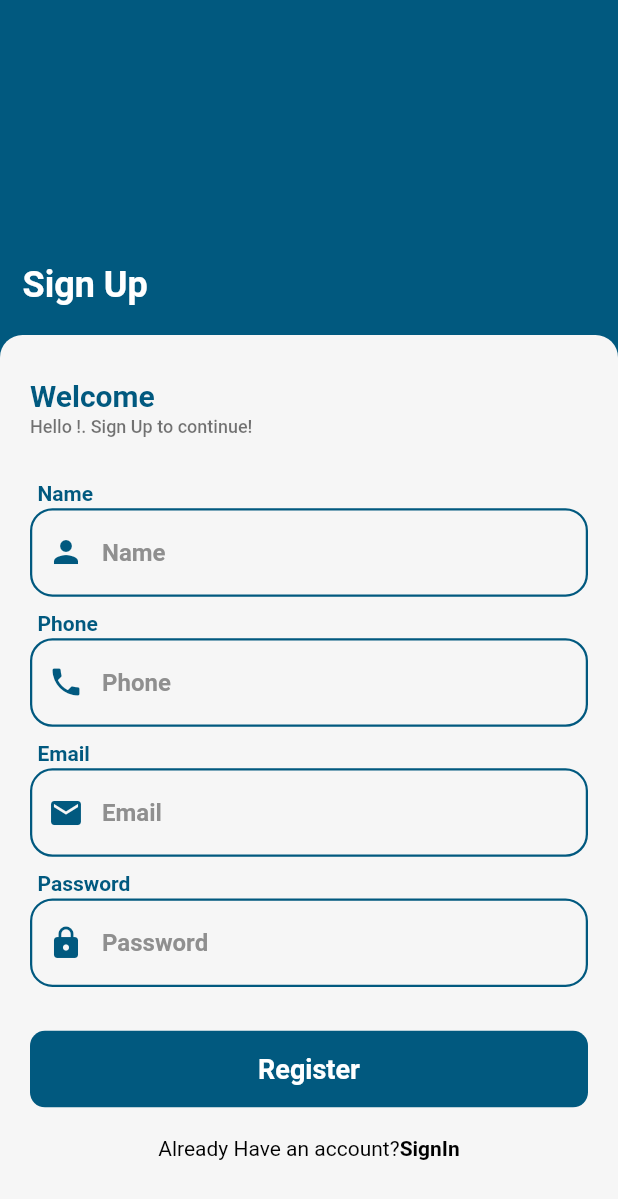
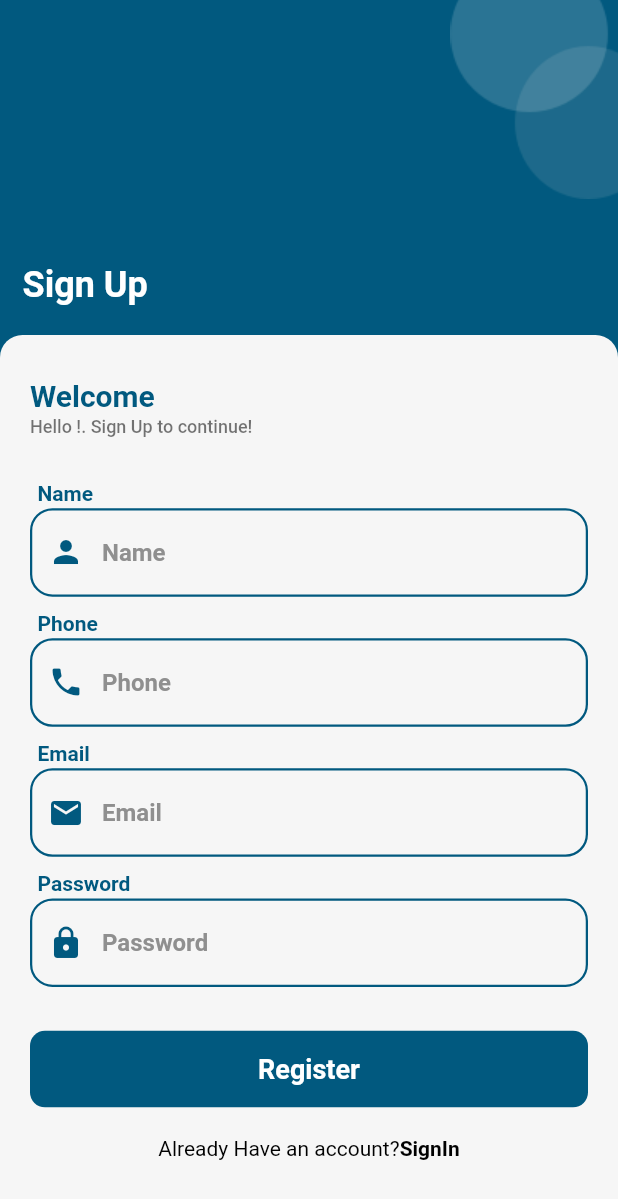
Before and after one commit to YousefSalahKassem/Brave-System, a Flutter app: the RegisterScreen screen opened by its route, on a phone screen of 412 x 824 dp. Shown: the top 1199 px of the screen. Run offline on Flutter 3.47's test engine with Material 2 defaults, Android fonts, the phone set to English and light mode, and no system bars; our stand-ins replace after_layout, flutter_svg, font_awesome_flutter, get, introduction_screen; missing offline and left inert: awesome_widgets.

Commit message:
improve ui

```diff
--- a/lib/view/Authentication/register_screen.dart
+++ b/lib/view/Authentication/register_screen.dart
@@ -17,7 +17,9 @@ class RegisterScreen extends StatelessWidget {
     TextEditingController name= TextEditingController();
     return Scaffold(
       backgroundColor: ColorsApp().primary,
-      body: Column(
+      body: Stack(
+        children: [
+          Column(
             crossAxisAlignment: CrossAxisAlignment.start,
             children: [
               Padding(
@@ -124,6 +126,9 @@ class RegisterScreen extends StatelessWidget {
               )
             ],
           ),
+          Positioned(top: -Dimensions.height30,right:-Dimensions.height30,child: Align(alignment: Alignment.topRight,child: Image.asset('assets/images/circles.png',))),
+        ],
+      ),
     );
   }
 }
```
Also changed, not shown: lib/view/Authentication/login_screen.dart (+9 -1 lines), assets/images/circles.png (added), pubspec.lock. Lines whose indentation alone changed are shown as unchanged.
